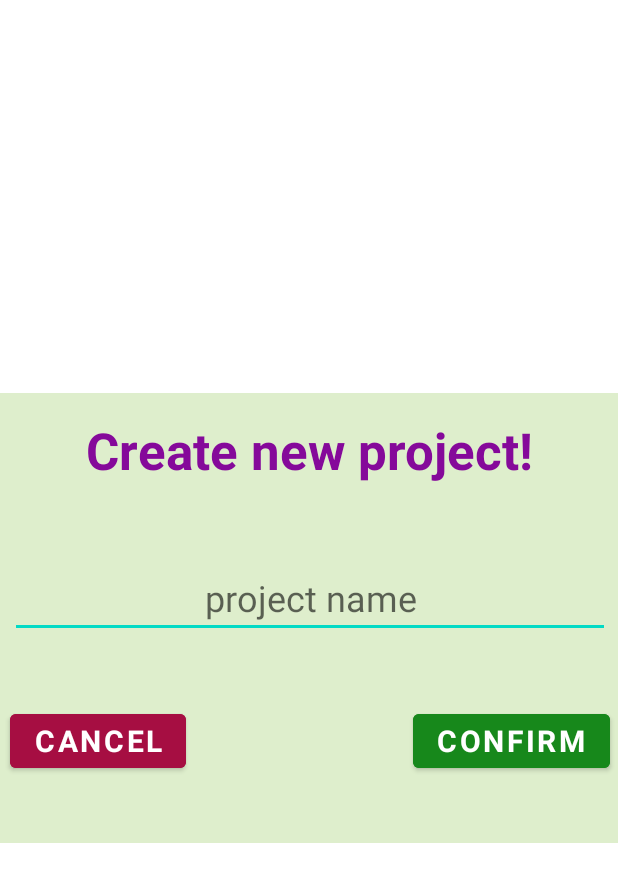
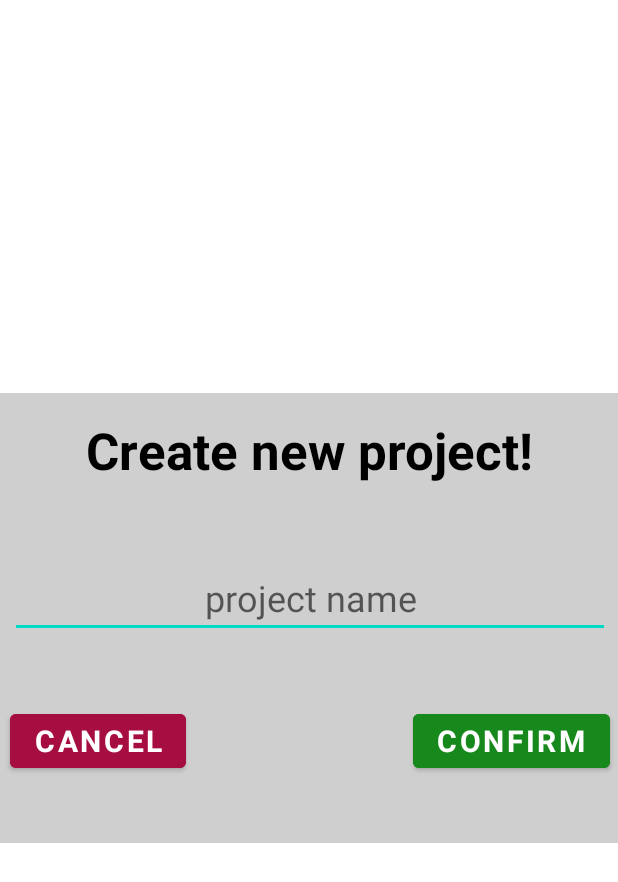
Before and after one commit to puchnersimon/FussballTaktikBoard, an Android app: the layout create_project.xml on its own in the app's theme, with its tools: preview values and no code run, on a phone screen of 412 x 824 dp. Shown: the top 882 px of the screen. Run offline under Robolectric (Android 15) with nearby library versions, the phone set to English and light mode, and no system bars; Roboto replaces fonts that are not available here.

Commit message:
create room database + change color from alert(create new project)

```diff
--- a/app/src/main/java/at/fhhgb/mc/pro_fuballtaktikboard/MainActivity.kt
+++ b/app/src/main/java/at/fhhgb/mc/pro_fuballtaktikboard/MainActivity.kt
@@ -140,6 +140,4 @@ class MainActivity : AppCompatActivity() {
 
 */
         }
-
-
     }
--- a/app/src/main/res/drawable/corner_bottom.xml
+++ b/app/src/main/res/drawable/corner_bottom.xml
@@ -2,12 +2,6 @@
 <shape
     xmlns:android="http://schemas.android.com/apk/res/android">
 <solid
-    android:color="#488BC34A"/>
-    <corners
-        android:topLeftRadius="60dp"
-        android:topRightRadius="60dp"
-        android:bottomLeftRadius="60dp"
-        android:bottomRightRadius="60dp"/>
-
+    android:color="#FFCFCFCF"/>
 
 </shape>
--- a/app/src/main/res/layout/create_project.xml
+++ b/app/src/main/res/layout/create_project.xml
@@ -16,7 +16,7 @@
         android:fontFamily="@font/copse"
         android:text="Create new project!"
         android:textAppearance="@style/TextAppearance.AppCompat.Body2"
-        android:textColor="#85099A"
+        android:textColor="#000000"
         android:textSize="34sp"
         android:textStyle="bold"
         app:layout_constraintBottom_toBottomOf="parent"
```
